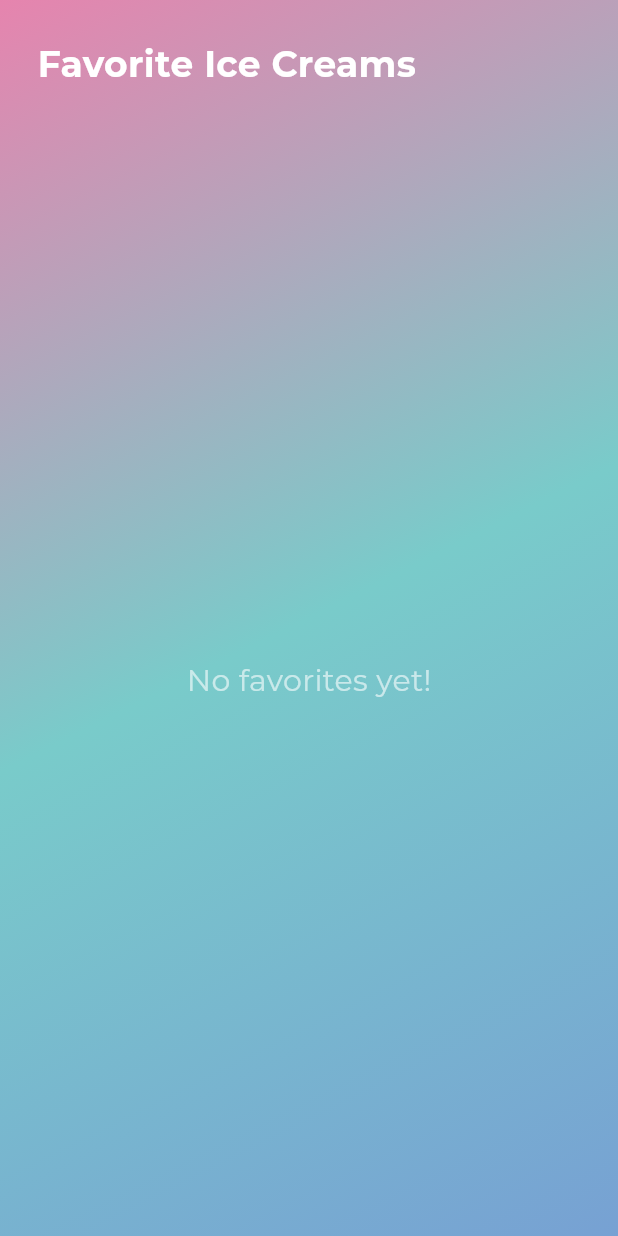
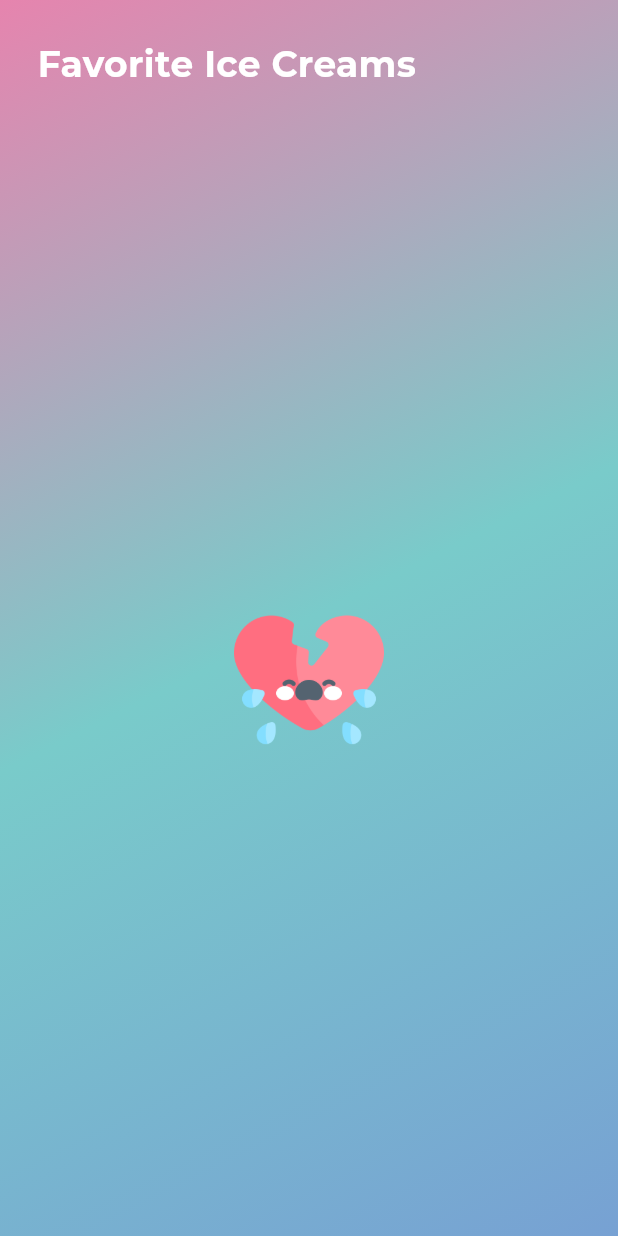
Before and after one commit to carolax14/futur_ice_cream_v1, a Flutter app: the FavoriteIceCreamsPage screen opened directly, on a phone screen of 412 x 824 dp. Run offline on Flutter 3.47's test engine with Material 3 defaults, Android fonts, the phone set to English and light mode, and no system bars; our stand-ins replace carousel_slider, curved_navigation_bar, google_fonts, like_button.

Commit message:
Ajout d'une animation dans favorite_page

```diff
--- a/lib/pages/favorite_page.dart
+++ b/lib/pages/favorite_page.dart
@@ -9,7 +9,33 @@ class FavoriteIceCreamsPage extends StatefulWidget {
   _FavoriteIceCreamsPageState createState() => _FavoriteIceCreamsPageState();
 }
 
-class _FavoriteIceCreamsPageState extends State<FavoriteIceCreamsPage> {
+class _FavoriteIceCreamsPageState extends State<FavoriteIceCreamsPage>
+    with SingleTickerProviderStateMixin {
+  late AnimationController _controller;
+  late Animation<double> _animation;
+
+  @override
+  void initState() {
+    super.initState();
+    _controller = AnimationController(
+      duration: const Duration(seconds: 2),
+      vsync: this,
+    )..repeat(reverse: true);
+
+    _animation = Tween<double>(begin: -50, end: 0).animate(
+      CurvedAnimation(
+        parent: _controller,
+        curve: Curves.bounceOut,
+      ),
+    );
+  }
+
+  @override
+  void dispose() {
+    _controller.dispose();
+    super.dispose();
+  }
+
   @override
   Widget build(BuildContext context) {
     List<IceCream> favorites = FavoriteIceCreamsService.getFavorites();
@@ -33,10 +59,20 @@ class _FavoriteIceCreamsPageState extends State<FavoriteIceCreamsPage> {
           ),
           Expanded(
             child: favorites.isEmpty
-                ? const Center(
-                    child: Text(
-                      'No favorites yet!',
-                      style: TextStyle(fontSize: 20, color: Colors.white60),
+                ? Center(
+                    child: AnimatedBuilder(
+                      animation: _animation,
+                      builder: (context, child) {
+                        return Transform.translate(
+                          offset: Offset(0, _animation.value),
+                          child: Image.asset(
+                            'lib/icons/broken-heart.png', // Replace with the correct path to your heart image
+                            width: 100,
+                            height: 100,
+                            fit: BoxFit.contain,
+                          ),
+                        );
+                      },
                     ),
                   )
                 : CarouselSlider.builder(
```
